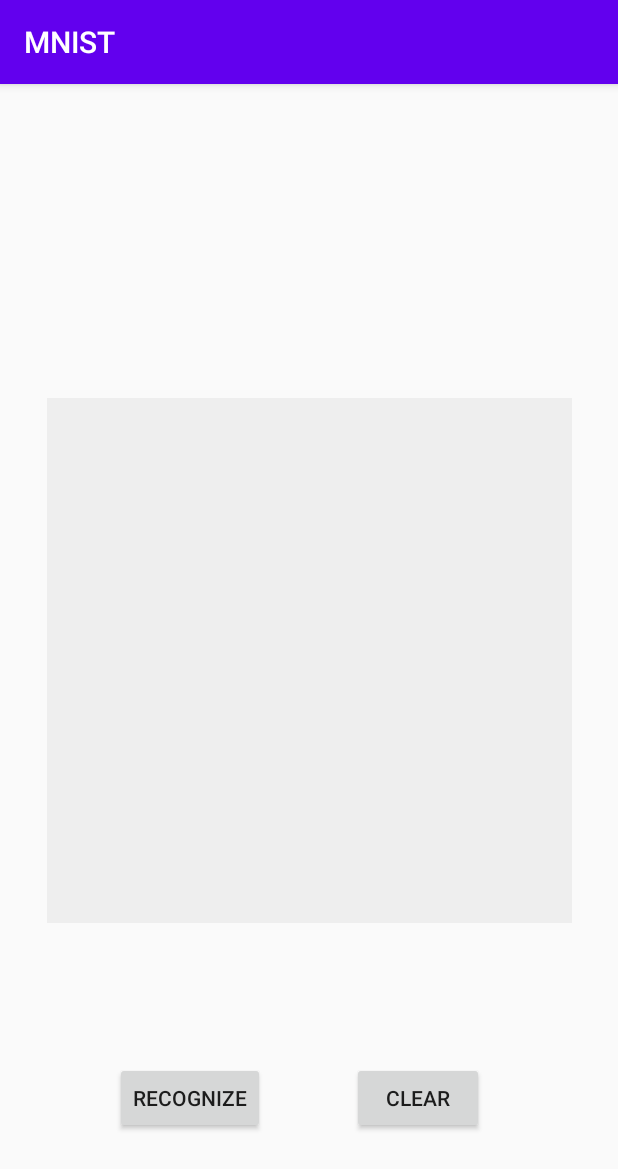
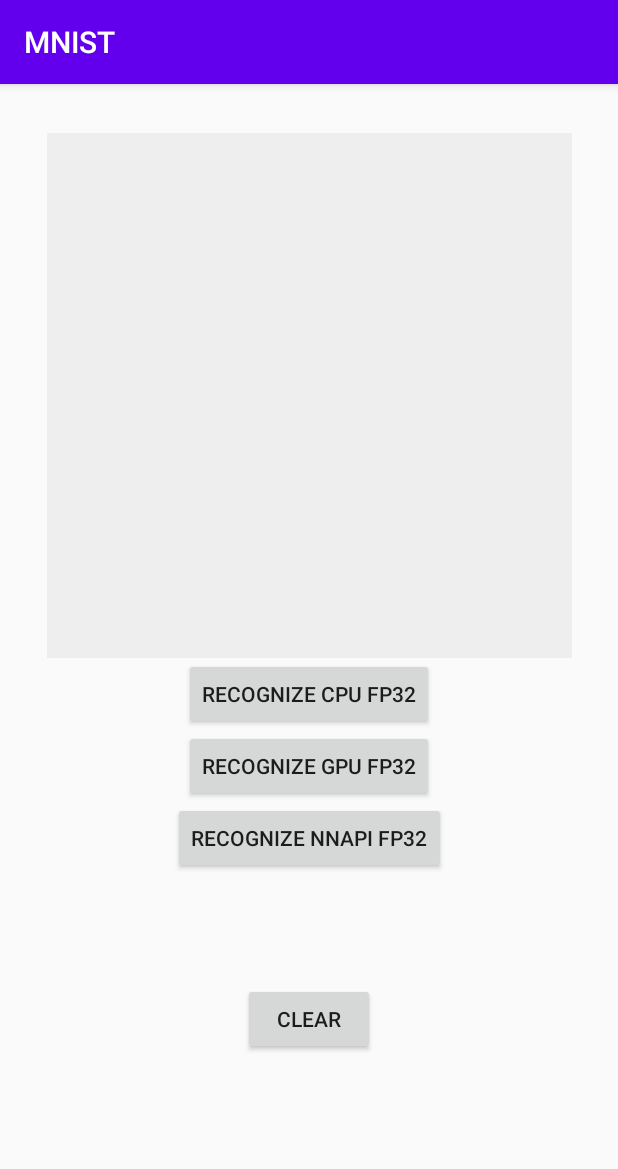
Before and after one commit to IvanKobzarev/pytorch_android_example, an Android app: the screen it shows after launch (MainActivity), on a phone screen of 412 x 824 dp. Shown: the top 1169 px of the screen. Run offline under Robolectric (Android 15) with nearby library versions, the phone set to English and light mode, and no system bars; libraries missing offline, so code that uses them is left out: org.pytorch; 2 statements that could not run were skipped.

Commit message:
refactor for CPU/GPU/NNAPI

```diff
--- a/android/application/app/build.gradle
+++ b/android/application/app/build.gradle
@@ -48,8 +48,7 @@ dependencies {
     androidTestImplementation 'androidx.test.ext:junit:1.1.2'
     androidTestImplementation 'androidx.test.espresso:espresso-core:3.3.0'
 
-    implementation(name:'pytorch_android_quant', ext:'aar')
-    //implementation(name:'pytorch_android_fp32', ext:'aar')
+    implementation(name:'pytorch_android', ext:'aar')
 
 
     // pytorch android transitive deps
--- a/android/application/app/src/main/java/org/pytorch/demo/mnist/MainActivity.kt
+++ b/android/application/app/src/main/java/org/pytorch/demo/mnist/MainActivity.kt
@@ -14,6 +14,10 @@ package org.pytorch.demo.mnist
 
 import android.content.Context
 import android.os.Bundle
+import android.os.Handler
+import android.os.HandlerThread
+import android.os.SystemClock
+import android.util.Log
 import android.util.Pair
 import android.widget.Button
 import android.widget.TextView
@@ -29,13 +33,21 @@ import java.io.InputStream
 
 import java.nio.FloatBuffer
 
-class MainActivity : AppCompatActivity(), Runnable {
+class MainActivity : AppCompatActivity() {
 
     private val TAG = "PT-MNIST"
 
-    private var mModule: Module? = null
-    private var mResultTextView: TextView? = null
-    private var mRecognizeButton: Button? = null
+    private var mModuleCPU_fp32: Module? = null
+    private var mModuleCPU_quant: Module? = null
+
+    private var mModuleNNAPI_fp32: Module? = null
+
+    private var mModuleGPU: Module? = null
+
+    private var mTextView: TextView? = null
+    private var mRecognizeCpuFp32Button: Button? = null
+    private var mRecognizeGpuButton: Button? = null
+    private var mRecognizeNnapiFp32Button: Button? = null
     private var mClearButton: Button? = null
     private var mDrawView: HandWrittenDigitView? = null
 
@@ -44,6 +56,9 @@ class MainActivity : AppCompatActivity(), Runnable {
     private val BLANK = -MEAN / STD
     private val NON_BLANK = (1.0f - MEAN) / STD
     private val MNIST_IMAGE_SIZE = 28
+
+    private var mBgThread: HandlerThread? = null
+    private var mBgHandler: Handler? = null
 
     fun assetFilePath(context: Context, asset: String): String? {
         val file = File(context.filesDir, asset)
@@ -64,7 +79,7 @@ class MainActivity : AppCompatActivity(), Runnable {
             outStream.flush()
             return file.absolutePath
         } catch (e: Exception) {
-            android.util.Log.e(TAG, "Error copying asset to file", e)
+            Log.e(TAG, "Error copying asset to file", e)
         }
         return null
     }
@@ -73,40 +88,70 @@ class MainActivity : AppCompatActivity(), Runnable {
         super.onCreate(savedInstanceState)
         setContentView(R.layout.activity_main)
 
-        mResultTextView = findViewById(R.id.resultTextView)
-        mDrawView = findViewById(R.id.drawview)
-        mRecognizeButton = findViewById(R.id.recognizeButton)
-        mClearButton = findViewById(R.id.clearButton)
+        mTextView = findViewById(R.id.text)
+        mDrawView = findViewById(R.id.draw)
+        mRecognizeCpuFp32Button = findViewById(R.id.recognize_cpu)
+        mRecognizeGpuButton = findViewById(R.id.recognize_gpu)
+        mRecognizeNnapiFp32Button = findViewById(R.id.recognize_nnapi)
 
-        mRecognizeButton!!.setOnClickListener {
-            var thread = Thread(this@MainActivity)
-            thread.start()
-        }
+        mClearButton = findViewById(R.id.clear)
 
         mClearButton!!.setOnClickListener {
-            mResultTextView!!.text = ""
             mDrawView!!.clearAllPointsAndRedraw()
         }
 
-        mModule = LiteModuleLoader.load(assetFilePath(
+        mRecognizeCpuFp32Button!!.setOnClickListener {
+            mBgHandler!!.post {
+                val pair = recognize(mModuleCPU_fp32!!)
+                mTextView!!.text = "CPU_fp32 result:$pair.first $pair.second ms" + mTextView!!.text
+            }
+        }
+
+        mRecognizeNnapiFp32Button!!.setOnClickListener {
+            mBgHandler!!.post {
+                val pair = recognize(mModuleNNAPI_fp32!!)
+                mTextView!!.text = "NNAPI_fp32 result:$pair.first $pair.second ms" + mTextView!!.text
+            }
+        }
+
+        mModuleCPU_fp32 = LiteModuleLoader.load(assetFilePath(
                 this@MainActivity,
-                //"mnist.ptl"))
-                "mnist_quantized.ptl"))
+                "mnist.ptl"))
+
+        mModuleNNAPI_fp32 = LiteModuleLoader.load(assetFilePath(
+                this@MainActivity,
+                "mnist-nnapi.ptl"))
+
+        startBgThread();
     }
 
-    override fun run() {
-        val result = recognize()
-        if (result == -1) {
-            return
-        }
-
-        runOnUiThread { mResultTextView!!.text = mResultTextView!!.text.toString() + " " + result }
+    override fun onDestroy() {
+        stopBgThread()
+        super.onDestroy()
     }
 
-    private fun recognize(): Int {
+    private fun startBgThread() {
+        mBgThread = HandlerThread("bgThread")
+        mBgThread!!.start()
+        mBgHandler = Handler(mBgThread!!.looper)
+    }
+
+    private fun stopBgThread() {
+        mBgThread!!.quitSafely()
+        try {
+            mBgThread!!.join()
+            mBgThread = null
+            mBgHandler = null
+        } catch (e: InterruptedException) {
+            Log.e(TAG, "Error stopping background thread", e);
+        }
+    }
+
+    private fun recognize(module: Module): Pair<Int, Long>? {
+        val startTimeMillis = SystemClock.elapsedRealtime()
         var allPoints: MutableList<Pair<Float, Float>> = mDrawView!!.getAllPoints()
         if (allPoints.size == 0) {
-            return -1
+            return null;
         }
 
         var inputs = FloatArray(MNIST_IMAGE_SIZE * MNIST_IMAGE_SIZE) { _ -> BLANK }
@@ -130,7 +175,7 @@ class MainActivity : AppCompatActivity(), Runnable {
 
         val inTensor = Tensor.fromBlob(inTensorBuffer, longArrayOf(1, 1, 28, 28))
 
-        val outTensor = mModule!!.forward(IValue.from(inTensor)).toTensor()
+        val outTensor = module.forward(IValue.from(inTensor)).toTensor()
         val outputs = outTensor.dataAsFloatArray
 
         var maxScore = -Float.MAX_VALUE
@@ -143,6 +188,7 @@ class MainActivity : AppCompatActivity(), Runnable {
             }
             i++
         }
-        return maxScoreIdx
+        val timeMs = SystemClock.elapsedRealtime() - startTimeMillis
+        return Pair(maxScoreIdx, timeMs)
     }
 }
--- a/android/application/app/src/main/res/layout/activity_main.xml
+++ b/android/application/app/src/main/res/layout/activity_main.xml
@@ -7,53 +7,65 @@
     tools:context=".MainActivity">
 
     <TextView
-        android:id="@+id/resultTextView"
-        android:layout_width="wrap_content"
+        android:id="@+id/text"
+        android:layout_width="match_parent"
         android:layout_height="wrap_content"
+        android:maxLines="15"
+        android:scrollbars="vertical"
         android:text=""
         android:textAlignment="center"
         android:textColor="@color/colorPrimary"
         android:textSize="24sp"
         android:textStyle="bold"
-        app:layout_constraintBottom_toBottomOf="parent"
-        app:layout_constraintHorizontal_bias="0.498"
-        app:layout_constraintLeft_toLeftOf="parent"
-        app:layout_constraintRight_toRightOf="parent"
-        app:layout_constraintTop_toTopOf="parent"
-        app:layout_constraintVertical_bias="0.103" />
-
-    <org.pytorch.demo.mnist.HandWrittenDigitView
-        android:id="@+id/drawview"
-        android:layout_width="350dp"
-        android:layout_height="350dp"
-        android:background="#eeeeee"
-        app:layout_constraintBottom_toBottomOf="parent"
         app:layout_constraintLeft_toLeftOf="parent"
         app:layout_constraintRight_toRightOf="parent"
         app:layout_constraintTop_toTopOf="parent" />
 
+    <org.pytorch.demo.mnist.HandWrittenDigitView
+        android:id="@+id/draw"
+        android:layout_width="350dp"
+        android:layout_height="350dp"
+        android:background="#eeeeee"
+        app:layout_constraintLeft_toLeftOf="parent"
+        app:layout_constraintRight_toRightOf="parent"
+        app:layout_constraintTop_toBottomOf="@id/text" />
+
     <Button
-        android:id="@+id/clearButton"
+        android:id="@+id/recognize_cpu"
+        android:layout_width="wrap_content"
+        android:layout_height="wrap_content"
+        android:text="Recognize CPU fp32"
+        app:layout_constraintLeft_toLeftOf="parent"
+        app:layout_constraintRight_toRightOf="parent"
+        app:layout_constraintTop_toBottomOf="@id/draw" />
+
+    <Button
+        android:id="@+id/recognize_gpu"
+        android:layout_width="wrap_content"
+        android:layout_height="wrap_content"
+        android:text="Recognize GPU fp32"
+        app:layout_constraintLeft_toLeftOf="parent"
+        app:layout_constraintRight_toRightOf="parent"
+        app:layout_constraintTop_toBottomOf="@id/recognize_cpu" />
+
+    <Button
+        android:id="@+id/recognize_nnapi"
+        android:layout_width="wrap_content"
+        android:layout_height="wrap_content"
+        android:text="Recognize NNAPI fp32"
+        app:layout_constraintLeft_toLeftOf="parent"
+        app:layout_constraintRight_toRightOf="parent"
+        app:layout_constraintTop_toBottomOf="@id/recognize_gpu" />
+
+    <Button
+        android:id="@+id/clear"
         android:layout_width="wrap_content"
         android:layout_height="wrap_content"
         android:text="Clear"
         app:layout_constraintBottom_toBottomOf="parent"
-        app:layout_constraintHorizontal_bias="0.724"
         app:layout_constraintLeft_toLeftOf="parent"
         app:layout_constraintRight_toRightOf="parent"
-        app:layout_constraintTop_toTopOf="parent"
-        app:layout_constraintVertical_bias="0.906" />
+        app:layout_constraintTop_toTopOf="@id/recognize_nnapi" />
 
-    <Button
-        android:id="@+id/recognizeButton"
-        android:layout_width="wrap_content"
-        android:layout_height="wrap_content"
-        android:text="Recognize"
-        app:layout_constraintBottom_toBottomOf="parent"
-        app:layout_constraintHorizontal_bias="0.345"
-        app:layout_constraintLeft_toLeftOf="parent"
-        app:layout_constraintRight_toRightOf="@+id/clearButton"
-        app:layout_constraintTop_toTopOf="parent"
-        app:layout_constraintVertical_bias="0.906" />
 
 </androidx.constraintlayout.widget.ConstraintLayout>
```
Also changed, not shown: 8 other files.
